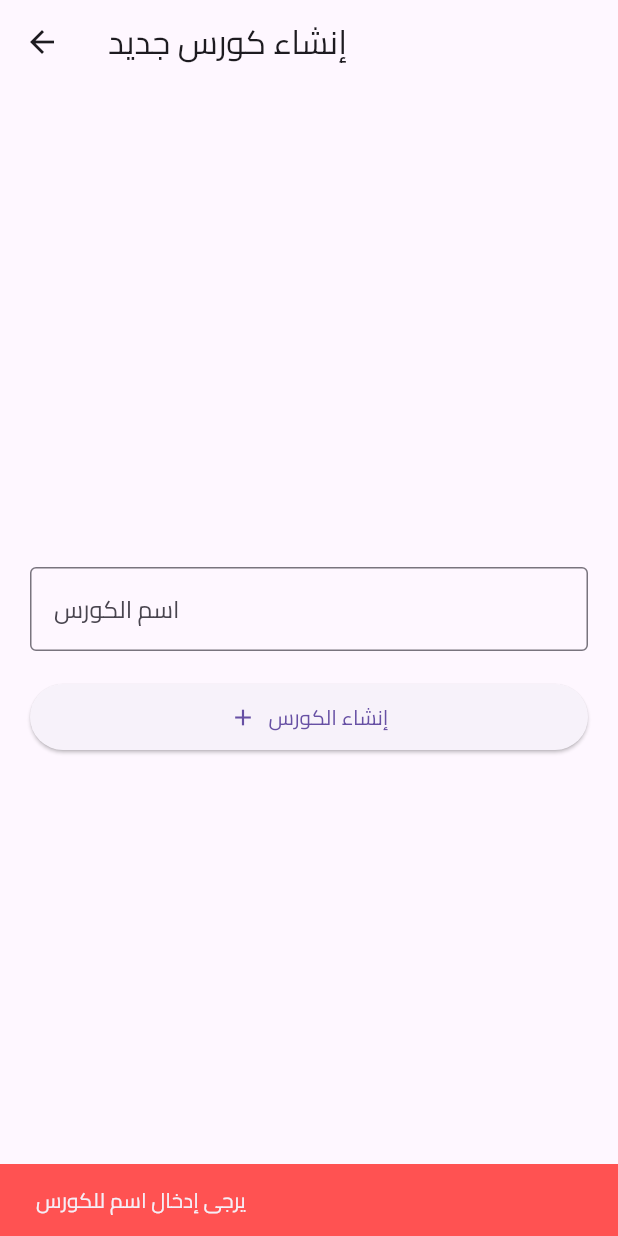
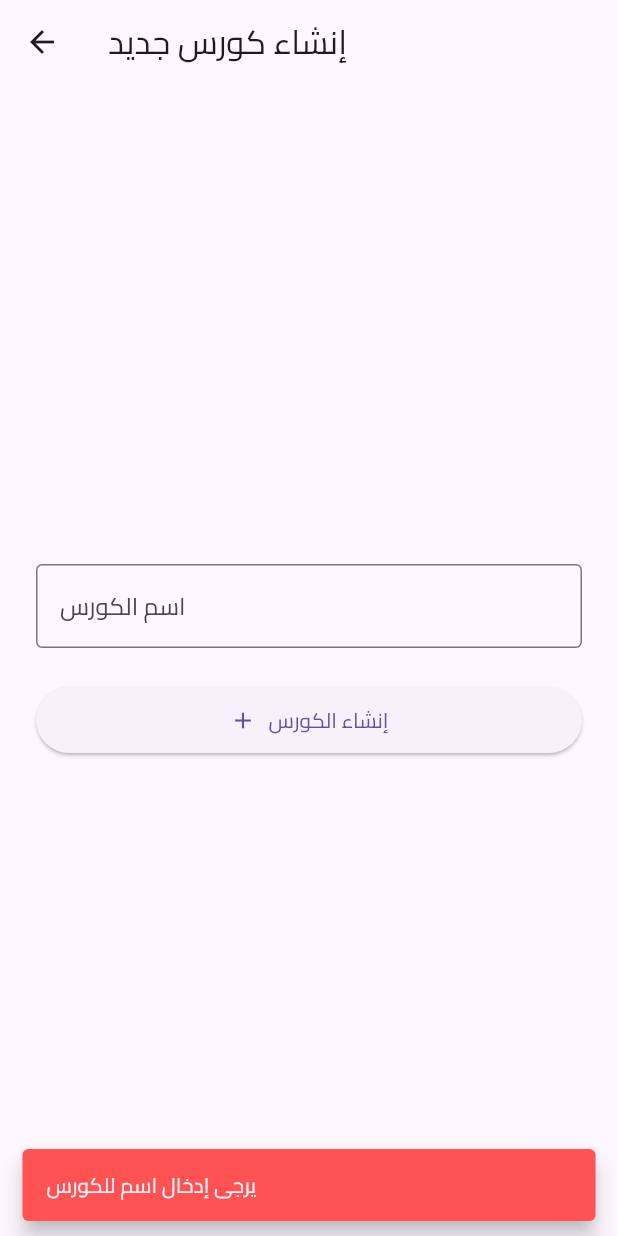
Before and after one commit to zezo12322/training_app_v2, a Flutter app: the CreateCourseScreen screen opened directly, after a tap on "إنشاء الكورس", on a phone screen of 412 x 824 dp. Run offline on Flutter 3.47's test engine with Material 3 defaults, Android fonts, the phone set to English and light mode, and no system bars; our stand-ins replace audioplayers, cloud_firestore, file_picker, firebase_auth, firebase_core, firebase_storage and 2 more; missing offline and left inert: onesignal_flutter, record; accounts and stored records are empty.

Commit message:
Update additional screens with shared components
Co-authored-by: zezo12322 <120798184+zezo12322@users.noreply.github.com>

```diff
--- a/lib/screens/create_course_screen.dart
+++ b/lib/screens/create_course_screen.dart
@@ -2,6 +2,9 @@ import 'package:flutter/material.dart';
 import 'package:firebase_auth/firebase_auth.dart';
 import 'package:cloud_firestore/cloud_firestore.dart';
 import 'dart:math';
+import '../widgets/common/index.dart';
+import '../utils/ui_helpers.dart';
+import '../utils/form_validators.dart';
 
 class CreateCourseScreen extends StatefulWidget {
   const CreateCourseScreen({super.key});
@@ -15,16 +18,6 @@ class _CreateCourseScreenState extends State<CreateCourseScreen> {
   bool _isLoading = false;
   String? _generatedCode;
 
-  void _showSnackBar(String message, {bool isError = true}) {
-    if (!mounted) return;
-    ScaffoldMessenger.of(context).showSnackBar(
-      SnackBar(
-        content: Text(message),
-        backgroundColor: isError ? Colors.redAccent : Colors.green,
-      ),
-    );
-  }
-
   String _generateUniqueCode() {
     const chars = 'ABCDEFGHIJKLMNOPQRSTUVWXYZ0123456789';
     final rand = Random();
@@ -33,7 +26,7 @@ class _CreateCourseScreenState extends State<CreateCourseScreen> {
 
   Future<void> _createCourse() async {
     if (_courseNameController.text.trim().isEmpty) {
-      _showSnackBar('يرجى إدخال اسم للكورس');
+      UIHelpers.showErrorSnackBar(context, 'يرجى إدخال اسم للكورس');
       return;
     }
     setState(() { _isLoading = true; });
@@ -58,10 +51,10 @@ class _CreateCourseScreenState extends State<CreateCourseScreen> {
       setState(() {
         _generatedCode = courseCode;
       });
-      _showSnackBar('تم إنشاء الكورس بنجاح!', isError: false);
+      UIHelpers.showSuccessSnackBar(context, 'تم إنشاء الكورس بنجاح!');
 
     } catch (e) {
-      _showSnackBar('حدث خطأ أثناء إنشاء الكورس: $e');
+      UIHelpers.showErrorSnackBar(context, 'حدث خطأ أثناء إنشاء الكورس: $e');
     } finally {
       setState(() { _isLoading = false; });
     }
@@ -79,29 +72,23 @@ class _CreateCourseScreenState extends State<CreateCourseScreen> {
       appBar: AppBar(title: const Text('إنشاء كورس جديد')),
       body: Center(
         child: SingleChildScrollView(
-          padding: const EdgeInsets.all(20.0),
+          padding: const EdgeInsets.all(UIHelpers.largePadding),
           child: _generatedCode == null
               ? Column(
             mainAxisAlignment: MainAxisAlignment.center,
             crossAxisAlignment: CrossAxisAlignment.stretch,
             children: [
-              TextField(
+              CustomTextField(
                 controller: _courseNameController,
-                decoration: const InputDecoration(
-                  labelText: 'اسم الكورس',
-                  border: OutlineInputBorder(),
-                ),
+                labelText: 'اسم الكورس',
+                validator: FormValidators.required,
               ),
-              const SizedBox(height: 20),
-              _isLoading
-                  ? const Center(child: CircularProgressIndicator())
-                  : ElevatedButton.icon(
-                icon: const Icon(Icons.add),
-                label: const Text('إنشاء الكورس'),
-                style: ElevatedButton.styleFrom(
-                  padding: const EdgeInsets.symmetric(vertical: 12),
-                ),
+              const SizedBox(height: UIHelpers.largePadding),
+              CustomButton(
                 onPressed: _createCourse,
+                text: 'إنشاء الكورس',
+                icon: Icons.add,
+                isLoading: _isLoading,
               ),
             ],
           )
```
Also changed, not shown: lib/screens/join_course_screen.dart (+18 -30 lines), lib/screens/my_evaluations_screen.dart (+5 -12 lines), lib/screens/quiz_results_screen.dart (+5 -3 lines).
